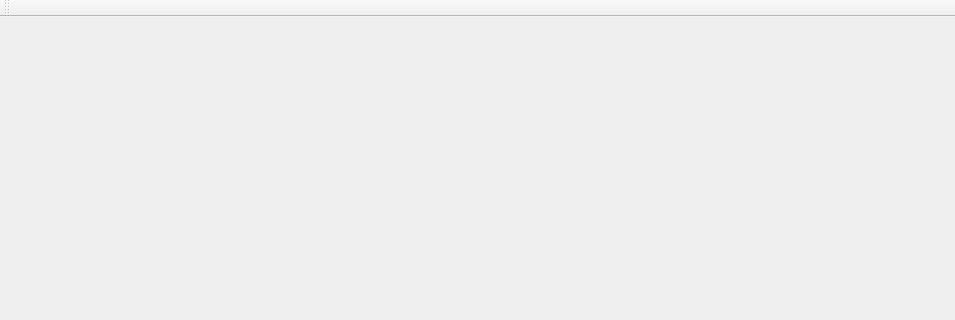
First picture: the form in mainwindow.ui, repository 3nids/hfp, before the edit; both pictures show x 0 to 955 and y 0 to 320 of the 955 by 716 pixel window.
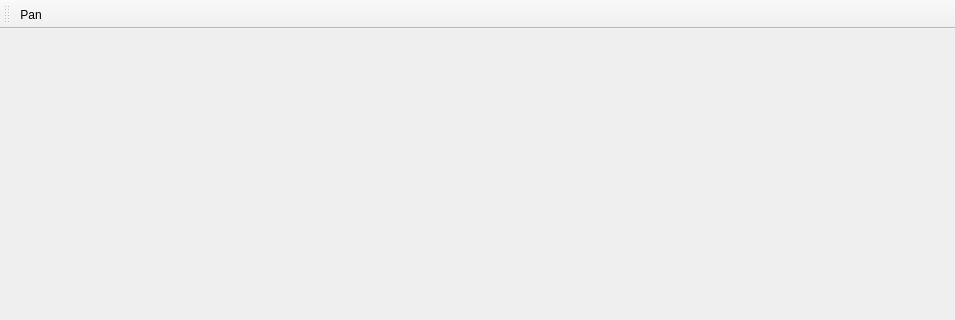
Second picture: the form after the edit. Icons and pictures are not drawn.

The edit to the form file:
```diff
--- a/mainwindow.ui
+++ b/mainwindow.ui
@@ -29,10 +29,23 @@
     <enum>TopToolBarArea</enum>
    </attribute>
    <attribute name="toolBarBreak">
-    <bool>false</bool>
+    <bool>true</bool>
    </attribute>
+   <addaction name="mActionPan"/>
   </widget>
   <widget class="QStatusBar" name="statusBar"/>
+  <action name="mActionPan">
+   <property name="checkable">
+    <bool>true</bool>
+   </property>
+   <property name="icon">
+    <iconset resource="images/images.qrc">
+     <normaloff>:/images/mActionPan.svg</normaloff>:/images/mActionPan.svg</iconset>
+   </property>
+   <property name="text">
+    <string>Pan</string>
+   </property>
+  </action>
  </widget>
  <layoutdefault spacing="6" margin="11"/>
  <resources/>
```
Left out of the diff: 4 changed lines with no effect on the pictures.
